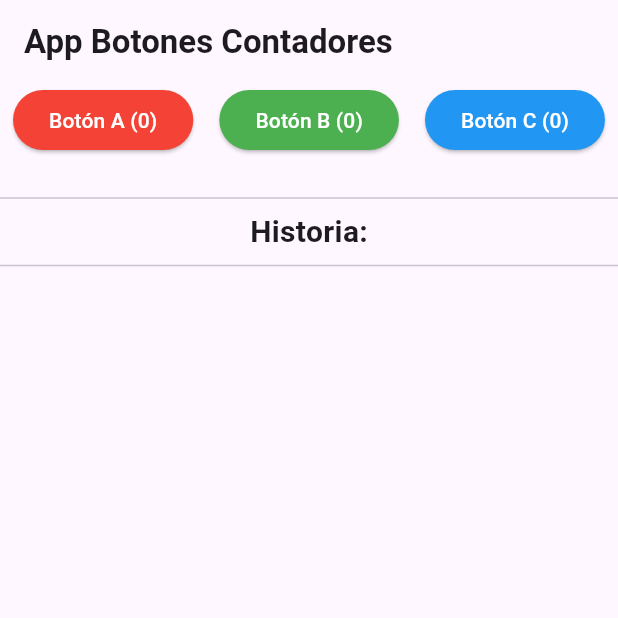
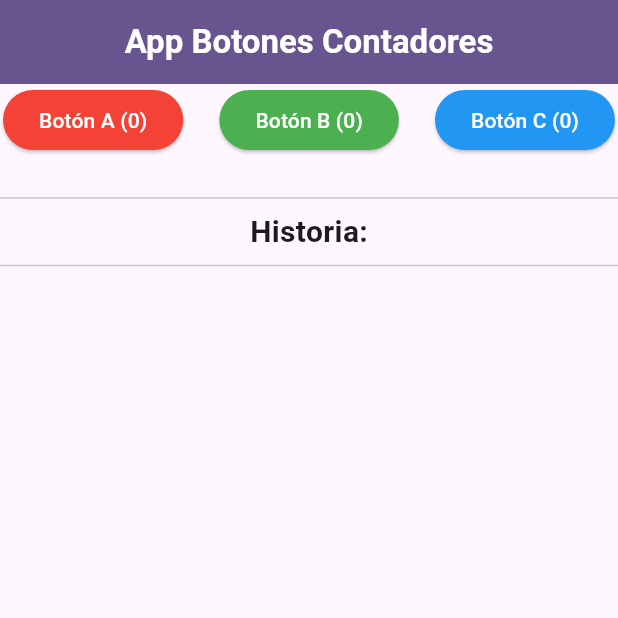
Before and after one commit to esnavarrog/test_redcomercio, a Flutter app: the screen it shows after launch, on a phone screen of 412 x 824 dp, the top half of it. Run offline on Flutter 3.47's test engine with Material 3 defaults, Android fonts, the light colour scheme and no system bars.

Commit message:
Add background and color to navbar

```diff
--- a/lib/views/home_view.dart
+++ b/lib/views/home_view.dart
@@ -32,15 +32,18 @@ class _HomeViewState extends State<HomeView> {
   Widget build(BuildContext context) {
     return Scaffold(
       appBar: AppBar(
+        backgroundColor: Theme.of(context).colorScheme.primary,
+        centerTitle: true,
         title: const Text(
           'App Botones Contadores',
-          style: TextStyle(fontWeight: FontWeight.bold),
+          style: TextStyle(fontWeight: FontWeight.bold, color: Colors.white),
         ),
       ),
       body: Column(
         children: [
           Row(
             mainAxisAlignment: MainAxisAlignment.spaceAround,
+            spacing: 20,
             children:
                 _controller.buttons.map((button) {
                   return ElevatedButton(
```
